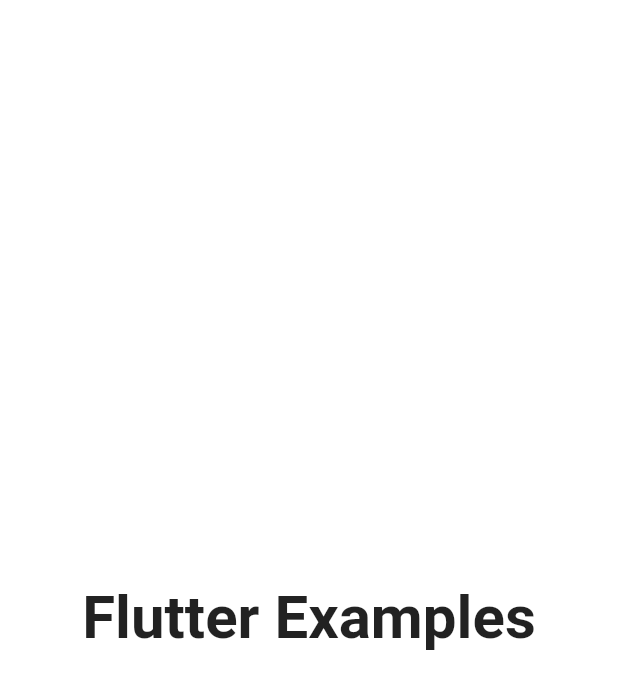
After one commit to sharmadhiraj/flutter_examples, a Flutter app: the SplashScreen screen opened directly, on a phone screen of 412 x 824 dp. The commit adds this screen. Shown: the top 689 px of the screen. Run offline on Flutter 3.47's test engine with Material 2 defaults, Android fonts, the phone set to English and light mode, and no system bars; our stand-ins replace geolocator; missing offline and left inert: flutter_webview_plugin, geocoder.

Commit message:
Add splash screen example.

```diff
--- /dev/null
+++ b/lib/screens/splash.dart
@@ -0,0 +1,52 @@
+import 'dart:async';
+
+import 'package:flutter/material.dart';
+
+final int splashPageVisibilityTime = 2;
+
+class SplashScreen extends StatefulWidget {
+  @override
+  State<StatefulWidget> createState() => _SplashScreenState();
+}
+
+class _SplashScreenState extends State<SplashScreen> {
+  @override
+  void initState() {
+    super.initState();
+    Timer(
+        Duration(seconds: splashPageVisibilityTime),
+        () => Navigator.pushReplacement(
+              context,
+              MaterialPageRoute(builder: (context) => HomeScreen()),
+            ));
+  }
+
+  @override
+  Widget build(BuildContext context) {
+    return Scaffold(
+      backgroundColor: Colors.white,
+      body: Center(
+          child: Padding(
+        padding: const EdgeInsets.symmetric(horizontal: 48),
+        child: Text(
+          "Flutter Examples",
+          style: TextStyle(fontWeight: FontWeight.bold, fontSize: 40),
+        ),
+      )),
+    );
+  }
+}
+
+class HomeScreen extends StatelessWidget {
+  @override
+  Widget build(BuildContext context) {
+    return Scaffold(
+      appBar: AppBar(
+        title: Text("Home"),
+      ),
+      body: Center(
+        child: Text("Flutter Examples"),
+      ),
+    );
+  }
+}
```
Also changed, not shown: lib/list.dart (+6 -6 lines), lib/screens/time-tracking.dart (deleted, +0 -179 lines), 1 other file.
